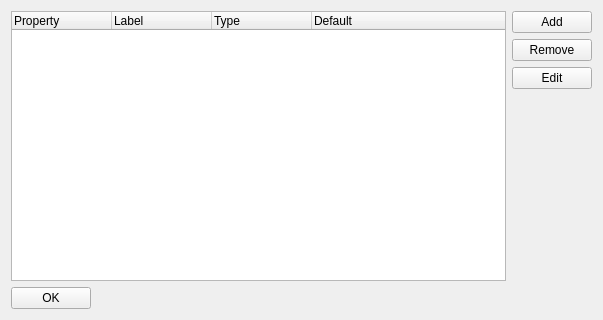
Old version of the form code/nel/tools/3d/object_viewer_qt/src/plugins/material_editor/material_properties.ui in the repository ryzom/ryzomcore.
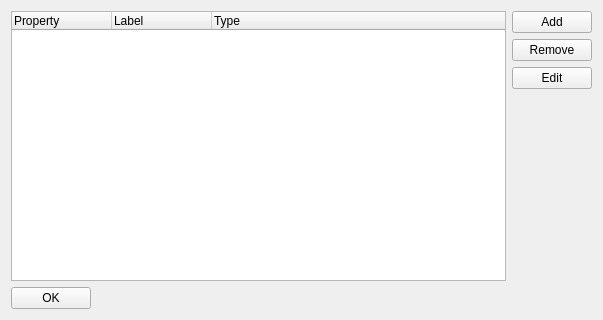
New version of the form.

Patch:
```diff
--- a/code/nel/tools/3d/object_viewer_qt/src/plugins/material_editor/material_properties.ui
+++ b/code/nel/tools/3d/object_viewer_qt/src/plugins/material_editor/material_properties.ui
@@ -36,11 +36,6 @@
          <string>Type</string>
         </property>
        </column>
-       <column>
-        <property name="text">
-         <string>Default</string>
-        </property>
-       </column>
       </widget>
      </item>
      <item>
```
